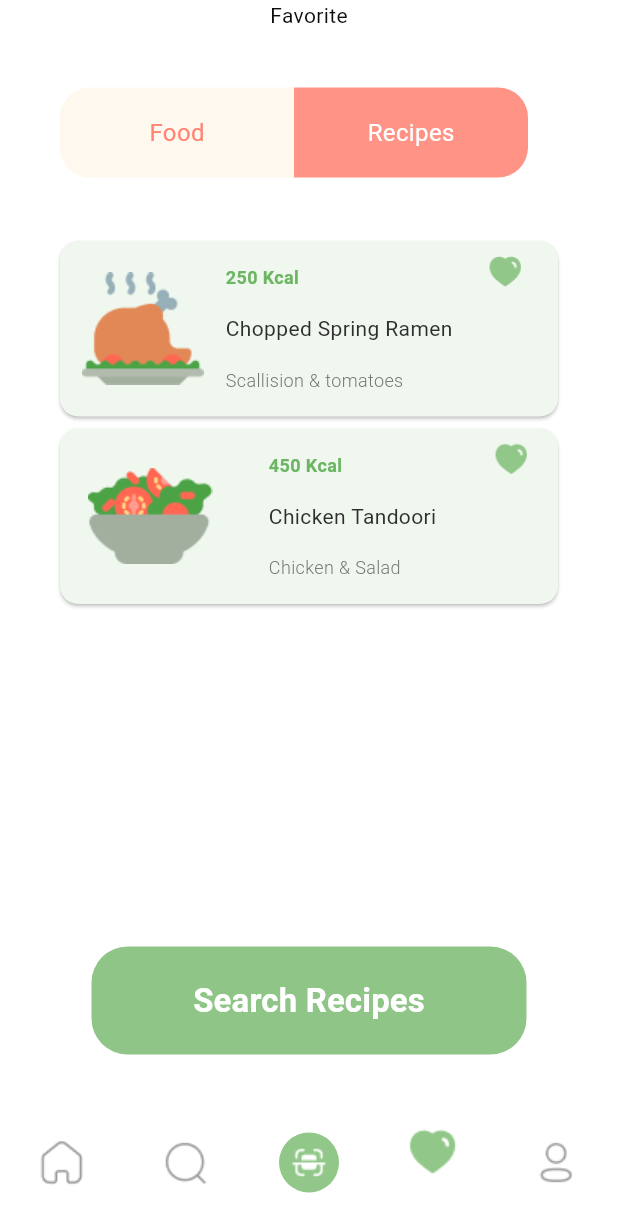
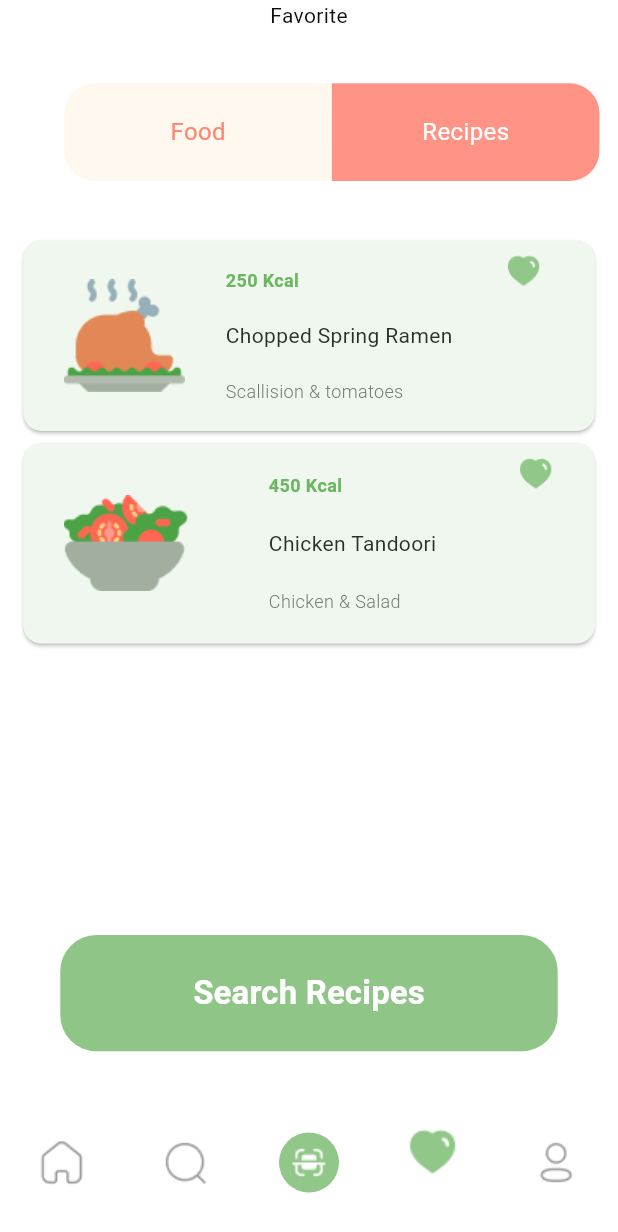
Before and after one commit to erkinov-2003/food_app, a Flutter app: the HomePage screen opened directly, item 4 of the bottom bar chosen, after a tap on "Search Recipes", on a phone screen of 412 x 824 dp. Shown: the top 1232 px of the screen. Run offline on Flutter 3.47's test engine with Material 2 defaults, Android fonts, the phone set to English and light mode, and no system bars; our stand-ins replace camera, carousel_slider, get_it, smooth_page_indicator.

Commit message:
responsive qilindi va reelease app chiqarildi

```diff
--- a/lib/main.dart
+++ b/lib/main.dart
@@ -2,6 +2,4 @@ import 'package:flutter/material.dart';
 
 import 'src/screens/app.dart';
 
-void main() {
-  runApp(const MyApp());
-}
+void main() => runApp(const MyApp());
--- a/lib/src/screens/favorite_screen/favorite_screen.dart
+++ b/lib/src/screens/favorite_screen/favorite_screen.dart
@@ -22,6 +22,7 @@ class _FavoritesPageState extends State<FavoritesPage> {
 
   @override
   Widget build(BuildContext context) {
+    final size = MediaQuery.of(context).size;
     return Scaffold(
       backgroundColor: Colors.white,
       body: SafeArea(
@@ -36,14 +37,14 @@ class _FavoritesPageState extends State<FavoritesPage> {
               Expanded(
                 flex: 1,
                 child: Padding(
-                  padding: const EdgeInsets.only(left: 40),
+                  padding:  EdgeInsets.only(left: size.height * 0.052),
                   child: Row(
                     children: [
                       GestureDetector(
                         onTap: isCheck ? null : onPressed,
                         child: Container(
-                          width: 156,
-                          height: 60,
+                          width: size.width * 0.433,
+                          height: size.height * 0.079,
                           decoration: BoxDecoration(
                             color: isCheck
                                 ? const Color(0xFFFF9385)
@@ -66,8 +67,8 @@ class _FavoritesPageState extends State<FavoritesPage> {
                       GestureDetector(
                         onTap: isCheck ? onPressed : null,
                         child: Container(
-                          width: 156,
-                          height: 60,
+                          width: size.width * 0.433,
+                          height: size.height * 0.079,
                           decoration: BoxDecoration(
                             borderRadius: const BorderRadius.horizontal(
                               right: Radius.circular(20),
@@ -95,7 +96,7 @@ class _FavoritesPageState extends State<FavoritesPage> {
                 flex: 4,
                 child: isCheck ? FoodPage() : const RecipesPage(),
               ),
-              const SizedBox(height: 30),
+               SizedBox(height: size.height * 0.039),
             ],
           ),
         ),
--- a/lib/src/screens/favorite_screen/widgets/recipes_page.dart
+++ b/lib/src/screens/favorite_screen/widgets/recipes_page.dart
@@ -13,12 +13,13 @@ class RecipesPage extends StatefulWidget {
 class _RecipesPageState extends State<RecipesPage> {
   @override
   Widget build(BuildContext context) {
+    final size = MediaQuery.of(context).size;
     return Column(
       children: [
-         const SizedBox(
-          height: 125,
-          width: 340,
-          child: Card(
+        SizedBox(
+          height: size.height * 0.164,
+          width: size.width * 0.944,
+          child: const Card(
             color: ColorApp.favoriteCardColor,
             child: Row(
               mainAxisAlignment: MainAxisAlignment.spaceEvenly,
@@ -65,10 +66,10 @@ class _RecipesPageState extends State<RecipesPage> {
             ),
           ),
         ),
-        const SizedBox(
-          height: 125,
-          width: 340,
-          child: Card(
+        SizedBox(
+          height: size.height * 0.172,
+          width: size.width * 0.944,
+          child: const Card(
             color: ColorApp.favoriteCardColor,
             child: Row(
               mainAxisAlignment: MainAxisAlignment.spaceAround,
@@ -121,6 +122,17 @@ class _RecipesPageState extends State<RecipesPage> {
         ),
         TextButton(
           onPressed: () {},
+          style: ButtonStyle(
+            backgroundColor: MaterialStateProperty.all(ColorApp.homeColor),
+            fixedSize: MaterialStateProperty.all(
+              Size(size.width * 0.805, size.height * 0.094),
+            ),
+            shape: MaterialStateProperty.all(
+              RoundedRectangleBorder(
+                borderRadius: BorderRadius.circular(24),
+              ),
+            ),
+          ),
           child: const Text(
             "Search Recipes",
             style: TextStyle(
@@ -129,15 +141,6 @@ class _RecipesPageState extends State<RecipesPage> {
               color: Colors.white,
             ),
           ),
-          style: ButtonStyle(
-            backgroundColor: MaterialStateProperty.all(ColorApp.homeColor),
-            fixedSize: MaterialStateProperty.all(const Size(290, 72)),
-            shape: MaterialStateProperty.all(
-              RoundedRectangleBorder(
-                borderRadius: BorderRadius.circular(24),
-              ),
-            ),
-          ),
         ),
       ],
     );
--- a/lib/src/screens/main_screen/depends/customCarusel.dart
+++ b/lib/src/screens/main_screen/depends/customCarusel.dart
@@ -23,6 +23,7 @@ class CustomCarusel extends StatelessWidget {
 
   @override
   Widget build(BuildContext context) {
+    final size = MediaQuery.of(context).size;
     return Column(
       children: [
         CarouselSlider.builder(
@@ -34,7 +35,7 @@ class CustomCarusel extends StatelessWidget {
             initialPage: 0,
             autoPlay: true,
             autoPlayCurve: Curves.linear,
-            height: 220,
+            height: size.height * 0.290,
             animateToClosest: true,
             enlargeCenterPage: true,
             enlargeStrategy: CenterPageEnlargeStrategy.scale,
@@ -46,7 +47,7 @@ class CustomCarusel extends StatelessWidget {
           ),
         ),
         SizedBox(
-          height: 30,
+          height: size.height * 0.039,
           child: ValueListenableBuilder(
               valueListenable: activeIndicator,
               builder: (context, index, child) {
--- a/lib/src/screens/main_screen/depends/customFavorite.dart
+++ b/lib/src/screens/main_screen/depends/customFavorite.dart
@@ -16,11 +16,12 @@ class CustomFavorite extends StatelessWidget {
 
   @override
   Widget build(BuildContext context) {
+    final size = MediaQuery.of(context).size;
     return Padding(
       padding: const EdgeInsets.symmetric(horizontal: 8),
       child: SizedBox(
-        height: 144,
-        width: 132,
+        height: size.height * 0.189,
+        width: size.width * 0.366,
         child: DecoratedBox(
           decoration: BoxDecoration(
             borderRadius: BorderRadius.circular(32),
--- a/lib/src/screens/main_screen/depends/customGetStartPages.dart
+++ b/lib/src/screens/main_screen/depends/customGetStartPages.dart
@@ -34,6 +34,7 @@ class CustomGetStartPages extends StatelessWidget {
 
   @override
   Widget build(BuildContext context) {
+    final size = MediaQuery.of(context).size;
     return SingleChildScrollView(
       child: Column(
         children: [
@@ -45,7 +46,7 @@ class CustomGetStartPages extends StatelessWidget {
             options: CarouselOptions(
               initialPage: 0,
               autoPlayCurve: Curves.linear,
-              height: 450,
+              height: size.height * 0.593,
               enlargeCenterPage: true,
               autoPlayInterval: const Duration(seconds: 2),
               viewportFraction: 1,
@@ -55,7 +56,7 @@ class CustomGetStartPages extends StatelessWidget {
             ),
           ),
           SizedBox(
-            height: 30,
+            height: size.height * 0.039,
             child: ValueListenableBuilder(
                 valueListenable: pageIndex,
                 builder: (context, index, child) {
--- a/lib/src/screens/main_screen/depends/cutsomCard.dart
+++ b/lib/src/screens/main_screen/depends/cutsomCard.dart
@@ -4,14 +4,14 @@ import '../../../constants/colors.dart';
 import '../../../constants/icons.dart';
 import '../../../constants/imagePath.dart';
 
-
 class CustomCard extends StatelessWidget {
   const CustomCard({Key? key}) : super(key: key);
 
   @override
   Widget build(BuildContext context) {
+    final size = MediaQuery.of(context).size;
     return SizedBox(
-      height: 169,
+      height: size.height * 0.222,
       width: double.infinity,
       child: DecoratedBox(
         decoration: BoxDecoration(
@@ -44,7 +44,10 @@ class CustomCard extends StatelessWidget {
                 FilledButton(
                   style: FilledButton.styleFrom(
                     backgroundColor: ColorApp.cardButtonColor,
-                    minimumSize: const Size(104, 32),
+                    minimumSize: Size(
+                      size.width * 0.288,
+                      size.height * 0.042,
+                    ),
                     shape: RoundedRectangleBorder(
                       borderRadius: BorderRadius.circular(8),
                     ),
--- a/lib/src/screens/main_screen/homePage.dart
+++ b/lib/src/screens/main_screen/homePage.dart
@@ -19,7 +19,7 @@ class HomePage extends StatefulWidget {
 
 class _HomePageState extends State<HomePage> {
   ValueNotifier<int> pageNumber = ValueNotifier<int>(0);
-  ValueNotifier<bool> onTapSearch=ValueNotifier<bool>(false);
+  ValueNotifier<bool> onTapSearch = ValueNotifier<bool>(false);
   late final PageController controller;
 
   @override
@@ -41,11 +41,12 @@ class _HomePageState extends State<HomePage> {
       curve: Curves.linear,
     );
     pageNumber.value = value;
-      onTapSearch.value=false;
+    onTapSearch.value = false;
   }
 
   @override
   Widget build(BuildContext context) {
+    final size = MediaQuery.of(context).size;
     return Scaffold(
       bottomNavigationBar: ValueListenableBuilder(
           valueListenable: pageNumber,
@@ -54,8 +55,7 @@ class _HomePageState extends State<HomePage> {
               pageNumber: value,
               onPageChange: pageChanger,
             );
-        }
-      ),
+          }),
       body: PageView(
         physics: const NeverScrollableScrollPhysics(),
         allowImplicitScrolling: true,
@@ -63,7 +63,11 @@ class _HomePageState extends State<HomePage> {
         children: [
           SingleChildScrollView(
             child: Padding(
-              padding: const EdgeInsets.only(left: 28.0, right: 28, top: 98),
+              padding: EdgeInsets.only(
+                left: 28.0,
+                right: 28,
+                top: size.height * 0.129,
+              ),
               child: Column(
                 crossAxisAlignment: CrossAxisAlignment.center,
                 children: [
@@ -93,7 +97,7 @@ class _HomePageState extends State<HomePage> {
                     child: CustomCarusel(),
                   ),
                   SizedBox(
-                    height: 88,
+                    height: size.height * 0.116,
                     width: double.infinity,
                     child: DecoratedBox(
                       decoration: BoxDecoration(
--- a/lib/src/screens/photo_screen/result_page.dart
+++ b/lib/src/screens/photo_screen/result_page.dart
@@ -12,6 +12,7 @@ class ResultPage extends StatefulWidget {
 class _ResultPageState extends State<ResultPage> {
   @override
   Widget build(BuildContext context) {
+    final size = MediaQuery.of(context).size;
     return Scaffold(
       backgroundColor: Colors.white,
       body: ListView(
@@ -42,7 +43,7 @@ class _ResultPageState extends State<ResultPage> {
             ),
           ),
           SizedBox(
-            height: 110,
+            height: size.height * 0.145,
             child: ColoredBox(
               color: const Color(0xFFFFF8EE),
               child: Row(
--- a/lib/src/screens/profile_screen/view/custom_list_tile.dart
+++ b/lib/src/screens/profile_screen/view/custom_list_tile.dart
@@ -7,10 +7,11 @@ class CustomListTile extends StatelessWidget {
 
   @override
   Widget build(BuildContext context) {
+    final size = MediaQuery.of(context).size;
     return ListTile(
       leading: Container(
-        height: 40,
-        width: 40,
+        height: size.height * 0.052,
+        width: size.width * 0.111,
         decoration: const BoxDecoration(
           color: Color.fromARGB(255, 255, 248, 238),
           borderRadius: BorderRadius.all(
--- a/lib/src/screens/search_screen/depends/searchFirstPage.dart
+++ b/lib/src/screens/search_screen/depends/searchFirstPage.dart
@@ -8,12 +8,13 @@ class SearchFirstPage extends StatelessWidget {
 
   @override
   Widget build(BuildContext context) {
+    final size = MediaQuery.of(context).size;
     return Column(
       crossAxisAlignment: CrossAxisAlignment.start,
       children: [
-        const Padding(
-          padding: EdgeInsets.only(left: 32),
-          child: Text(
+         Padding(
+          padding: EdgeInsets.only(left: size.width * 0.088),
+          child: const Text(
             "Hot Now",
             style: TextStyle(
               fontSize: 22,
@@ -30,29 +31,30 @@ class SearchFirstPage extends StatelessWidget {
                 Padding(
                   padding: const EdgeInsets.only(right: 16),
                   child: SizedBox(
-                    height: 231,
-                    width: 200,
+                    height: size.height * 0.304,
+                    width: size.width * 0.555,
                     child: DecoratedBox(
                       decoration: BoxDecoration(
                         color: ColorApp.searchCardColor,
                         borderRadius: BorderRadius.circular(16),
                       ),
-                      child: const Stack(
+                      child: Stack(
                         children: [
-                          Image(
-                              image: AssetImage(ImagePath.searchCardImage1)),
+                          const Image(
+                            image: AssetImage(ImagePath.searchCardImage1),
+                          ),
                           Align(
                             alignment: Alignment.bottomCenter,
                             child: SizedBox(
-                              height: 72,
+                              height: size.height * 0.094,
                               width: double.infinity,
-                              child: ColoredBox(
+                              child: const ColoredBox(
                                 color: ColorApp.searchCardColor,
                                 child: Padding(
                                   padding: EdgeInsets.only(left: 12, top: 10),
                                   child: Column(
                                     crossAxisAlignment:
-                                    CrossAxisAlignment.start,
+                                        CrossAxisAlignment.start,
                                     children: [
                                       Text(
                                         "The Pumkins Secrets",
@@ -82,28 +84,27 @@ class SearchFirstPage extends StatelessWidget {
                   ),
                 ),
                 SizedBox(
-                  height: 231,
-                  width: 200,
+                  height: size.height * 0.304,
+                  width: size.width * 0.555,
                   child: DecoratedBox(
                     decoration: BoxDecoration(
                       color: ColorApp.searchCardColor,
                       borderRadius: BorderRadius.circular(16),
                     ),
-                    child: const Stack(
+                    child:  Stack(
                       children: [
-                        Image(image: AssetImage(ImagePath.searchCardImage1)),
+                        const Image(image: AssetImage(ImagePath.searchCardImage1)),
                         Align(
                           alignment: Alignment.bottomCenter,
                           child: SizedBox(
-                            height: 72,
+                            height: size.height * 0.094,
                             width: double.infinity,
-                            child: ColoredBox(
+                            child: const ColoredBox(
                               color: ColorApp.searchCardColor,
                               child: Padding(
                                 padding: EdgeInsets.only(left: 12, top: 10),
                                 child: Column(
-                                  crossAxisAlignment:
-                                  CrossAxisAlignment.start,
+                                  crossAxisAlignment: CrossAxisAlignment.start,
                                   children: [
                                     Text(
                                       "The Pumkins Secrets",
@@ -136,7 +137,7 @@ class SearchFirstPage extends StatelessWidget {
           ),
         ),
         const Padding(
-          padding:  EdgeInsets.symmetric(horizontal: 32),
+          padding: EdgeInsets.symmetric(horizontal: 32),
           child: Column(
             crossAxisAlignment: CrossAxisAlignment.start,
             children: [
@@ -149,7 +150,7 @@ class SearchFirstPage extends StatelessWidget {
                 ),
               ),
               Padding(
-                padding:  EdgeInsets.only(top: 20, bottom: 10),
+                padding: EdgeInsets.only(top: 20, bottom: 10),
                 child: Row(
                   children: [
                     Text(
@@ -166,7 +167,7 @@ class SearchFirstPage extends StatelessWidget {
               ),
               Divider(color: ColorApp.searchDeviderColor),
               Padding(
-                padding:  EdgeInsets.symmetric(vertical: 8.0),
+                padding: EdgeInsets.symmetric(vertical: 8.0),
                 child: Row(
                   children: [
                     Text(
@@ -183,7 +184,7 @@ class SearchFirstPage extends StatelessWidget {
               ),
               Divider(color: ColorApp.searchDeviderColor),
               Padding(
-                padding:  EdgeInsets.symmetric(vertical: 8.0),
+                padding: EdgeInsets.symmetric(vertical: 8.0),
                 child: Row(
                   children: [
                     Text(
@@ -200,7 +201,7 @@ class SearchFirstPage extends StatelessWidget {
               ),
               Divider(color: ColorApp.searchDeviderColor),
               Padding(
-                padding:  EdgeInsets.symmetric(vertical: 8.0),
+                padding: EdgeInsets.symmetric(vertical: 8.0),
                 child: Row(
                   children: [
                     Text(
--- a/lib/src/screens/search_screen/searchPage.dart
+++ b/lib/src/screens/search_screen/searchPage.dart
@@ -62,7 +62,7 @@ class SearchPage extends StatelessWidget {
                       filled: true,
                       fillColor: ColorApp.searchColor,
                       hintText: "Search recipes, articles, people...",
-                        prefixIcon: Icon(Icons.search),
+                      prefixIcon: const Icon(Icons.search),
                       enabledBorder: OutlineInputBorder(
                         borderRadius: BorderRadius.circular(24),
                         borderSide: BorderSide.none,
@@ -94,12 +94,12 @@ class SearchPage extends StatelessWidget {
                                         onTap: () => Navigator.push(
                                           context,
                                           MaterialPageRoute(
-                                                builder: (context) =>
-                                                    FoodsWidget(
+                                            builder: (context) => FoodsWidget(
                                               name: item.name,
                                               path: item.path,
                                             ),
-                                              )),
+                                          ),
+                                        ),
                                       ),
                                   ],
                                 )
@@ -110,7 +110,8 @@ class SearchPage extends StatelessWidget {
             ),
           ),
         );
-        });
+      },
+    );
   }
 
   void searchFood(String query) {
```
Also changed, not shown: lib/src/screens/favorite_screen/widgets/food_button.dart (+7 -4 lines), lib/src/screens/favorite_screen/widgets/food_page.dart (+6 -3 lines), lib/src/screens/home_screen/getStart.dart (+19 -12 lines), lib/src/screens/main_screen/depends/customBottomAppBar.dart (+6 -1 lines), lib/src/screens/main_screen/splashPage.dart (+6 -2 lines), lib/src/screens/photo_screen/photo_scanner.dart (+9 -5 lines), lib/src/screens/photo_screen/zoom_screen.dart (+4 -3 lines), lib/src/screens/search_screen/depends/searchResultEmpty.dart (+4 -3 lines). Lines whose indentation alone changed are shown as unchanged.
